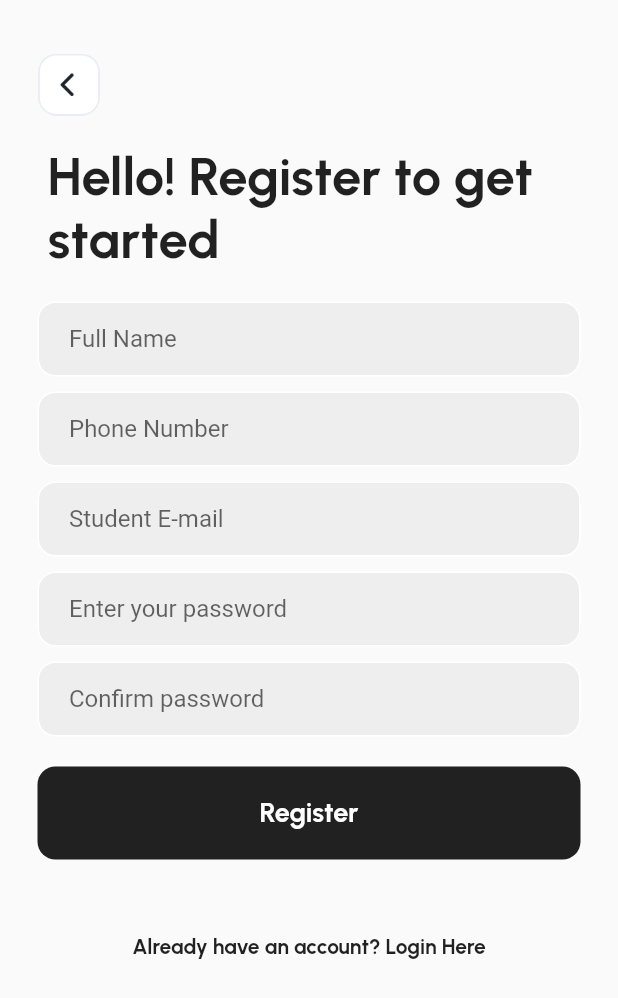
After one commit to hanashah-01/Teamone-USM-Buddy-System, a Flutter app: the SignUpPage screen opened directly, on a phone screen of 412 x 824 dp. The commit adds this screen. Shown: the top 998 px of the screen. Run offline on Flutter 3.47's test engine with Material 2 defaults, Android fonts, the phone set to English and light mode, and no system bars; project files that could hold a hidden picture were left out.

Commit message:
First Commit

```diff
--- a/lib/screens/login.dart
+++ b/lib/screens/login.dart
@@ -12,7 +12,7 @@ class _LoginPageState extends State<LoginPage> with SingleTickerProviderStateMix
   @override
   Widget build(BuildContext context) {
     return Scaffold(
-      backgroundColor: hexStringToColor("E5E5E5"),
+      backgroundColor: hexStringToColor("FFFFFF"),
       body:SafeArea(
         child: Column(
             children: [
--- /dev/null
+++ b/lib/screens/signup.dart
@@ -0,0 +1,198 @@
+import 'package:flutter/material.dart';
+import 'package:teamone_app/utils/colors_util.dart';
+
+class SignUpPage extends StatefulWidget {
+  const SignUpPage({Key? key}) : super(key: key);
+
+  @override
+  State<SignUpPage> createState() => _SignUpPageState();
+}
+
+class _SignUpPageState extends State<SignUpPage> {
+  @override
+  Widget build(BuildContext context) {
+    return Scaffold(
+      backgroundColor: hexStringToColor("FFFFFF"),
+      body:SafeArea(
+        child: Column(
+            children: [
+              SizedBox(height: 36),
+
+              Padding(
+                padding: const EdgeInsets.only(right:320),
+                child: Image.asset("assets/images/back_button.png", height: 41, width: 41),
+              ),
+
+              SizedBox(height: 20),
+              Padding(
+                padding: const EdgeInsets.only(right: 25),
+                child: Text(
+                    'Hello! Register to get\nstarted',
+                    style: TextStyle(
+                      fontFamily: 'Urbanist',
+                      fontWeight: FontWeight.bold,
+                      fontSize: 35,
+                    )),
+              ),
+              SizedBox(height: 20),
+
+              Padding(
+                padding: const EdgeInsets.symmetric(horizontal: 25),
+                child: Container(
+                  decoration: BoxDecoration(
+                    color: Colors.grey[200],
+                    border: Border.all(color: Colors.white),
+                    borderRadius: BorderRadius.circular(12),
+                  ),
+                  child: Padding(
+                    padding: const EdgeInsets.only(left: 20),
+                    child: TextField(
+                        decoration: InputDecoration(
+                          border:InputBorder.none,
+                          hintText: 'Full Name',
+                        )
+                    ),
+                  ),
+                ),
+              ),
+
+              SizedBox(height: 10),
+
+              Padding(
+                padding: const EdgeInsets.symmetric(horizontal: 25),
+                child: Container(
+                  decoration: BoxDecoration(
+                    color: Colors.grey[200],
+                    border: Border.all(color: Colors.white),
+                    borderRadius: BorderRadius.circular(12),
+                  ),
+                  child: Padding(
+                    padding: const EdgeInsets.only(left: 20),
+                    child: TextField(
+                        decoration: InputDecoration(
+                          border:InputBorder.none,
+                          hintText: 'Phone Number',
+                        )
+                    ),
+                  ),
+                ),
+              ),
+
+              SizedBox(height: 10),
+
+              Padding(
+                padding: const EdgeInsets.symmetric(horizontal: 25),
+                child: Container(
+                  decoration: BoxDecoration(
+                    color: Colors.grey[200],
+                    border: Border.all(color: Colors.white),
+                    borderRadius: BorderRadius.circular(12),
+                  ),
+                  child: Padding(
+                    padding: const EdgeInsets.only(left: 20),
+                    child: TextField(
+                        decoration: InputDecoration(
+                          border:InputBorder.none,
+                          hintText: 'Student E-mail',
+                        )
+                    ),
+                  ),
+                ),
+              ),
+
+              SizedBox(height: 10),
+
+              Padding(
+                  padding: const EdgeInsets.symmetric(horizontal: 25),
+                  child: Container(
+                    decoration: BoxDecoration(
+                      color: Colors.grey[200],
+                      border: Border.all(color: Colors.white),
+                      borderRadius: BorderRadius.circular(12),
+                    ),
+                    child: Padding(
+                      padding: const EdgeInsets.only(left: 20),
+                      child: TextField(
+                          obscureText: true,
+                          decoration: InputDecoration(
+                            border:InputBorder.none,
+                            hintText: 'Enter your password',
+                          )
+                      ),
+                    ),
+                  )
+              ),
+
+              SizedBox(height: 10),
+
+              Padding(
+                  padding: const EdgeInsets.symmetric(horizontal: 25),
+                  child: Container(
+                    decoration: BoxDecoration(
+                      color: Colors.grey[200],
+                      border: Border.all(color: Colors.white),
+                      borderRadius: BorderRadius.circular(12),
+                    ),
+                    child: Padding(
+                      padding: const EdgeInsets.only(left: 20),
+                      child: TextField(
+                          obscureText: true,
+                          decoration: InputDecoration(
+                            border:InputBorder.none,
+                            hintText: 'Confirm password',
+                          )
+                      ),
+                    ),
+                  )
+              ),
+
+              SizedBox(height: 20),
+
+              Padding(
+                padding: const EdgeInsets.symmetric(horizontal: 25),
+                child: Container(
+                  padding: EdgeInsets.all(20),
+                  decoration: BoxDecoration(
+                    color: Colors.black87,
+                    borderRadius: BorderRadius.circular(12),
+                  ),
+                  child: Center(
+                    child: Text(
+                      'Register',
+                      style: TextStyle(
+                        fontFamily: 'Urbanist',
+                        color: Colors.white,
+                        fontWeight: FontWeight.bold,
+                        fontSize: 18,
+                      ),
+                    ),
+                  ),
+                ),),
+
+              SizedBox(height: 50),
+
+              Row(
+                mainAxisAlignment: MainAxisAlignment.center,
+                children: [
+                  Text(
+                    "Already have an account?",
+                    style: TextStyle(
+                      fontFamily: 'Urbanist',
+                      fontWeight: FontWeight.bold,
+                    ),
+                  ),
+                  Text(
+                    ' Login Here',
+                    style: TextStyle(
+                      fontFamily: 'Urbanist',
+                      color: hexStringToColor("9E88B2"),
+                      fontWeight: FontWeight.bold,
+                    ),
+                  ),
+                ],
+              ),
+            ]),
+      ),
+    );
+  }
+}
```
